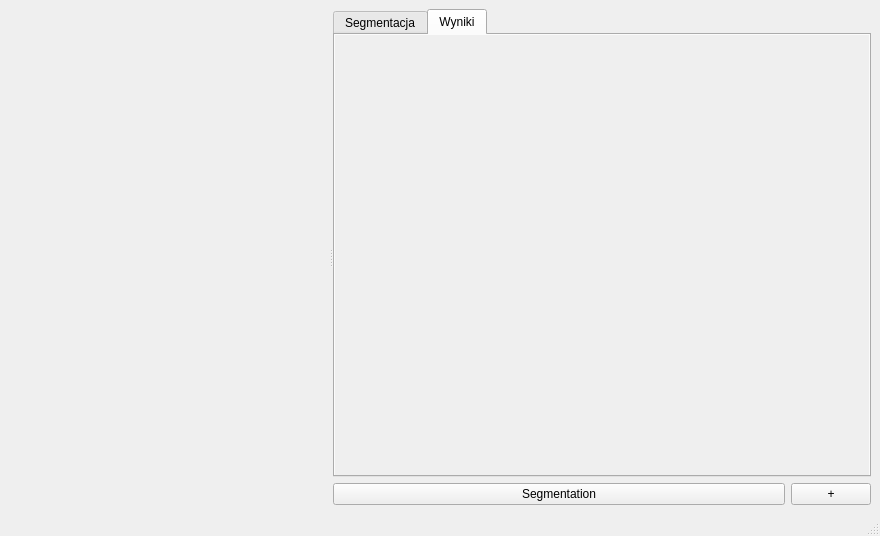
The window that src/SokarUi/SegmentationWindow.ui (jedrzejowski/sokar-app) describes before a commit, drawn with Qt 5.
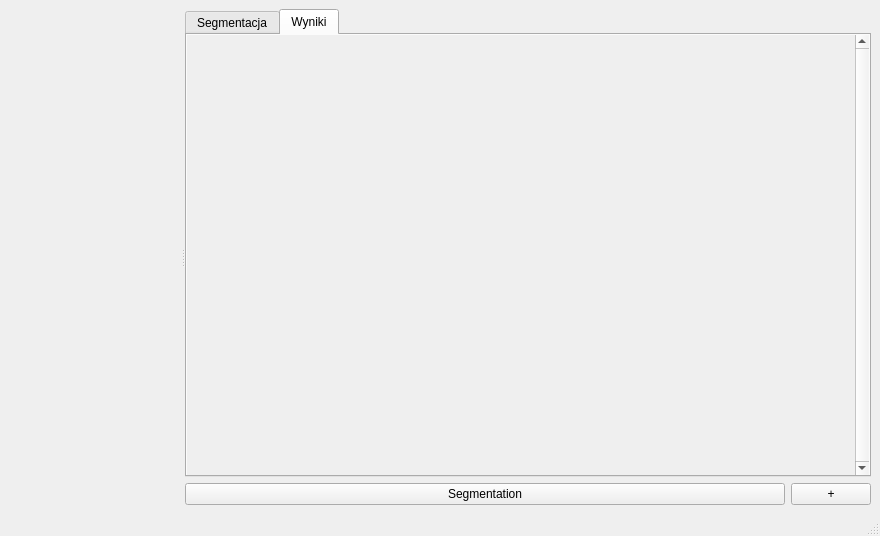
The same window after the commit. The open tabs and pages were chosen to show the change. Custom widgets are drawn as their Qt base class.

```diff
--- a/src/SokarUi/SegmentationWindow.ui
+++ b/src/SokarUi/SegmentationWindow.ui
@@ -25,6 +25,12 @@
        <layout class="QVBoxLayout" name="verticalLayout">
         <item>
          <widget class="QTabWidget" name="tabWidget">
+          <property name="minimumSize">
+           <size>
+            <width>400</width>
+            <height>0</height>
+           </size>
+          </property>
           <property name="styleSheet">
            <string notr="true"/>
           </property>
@@ -86,6 +92,9 @@
            <property name="lineWidth">
             <number>0</number>
            </property>
+           <property name="verticalScrollBarPolicy">
+            <enum>Qt::ScrollBarAlwaysOn</enum>
+           </property>
            <property name="horizontalScrollBarPolicy">
             <enum>Qt::ScrollBarAlwaysOff</enum>
            </property>
@@ -103,7 +112,7 @@
              <rect>
               <x>0</x>
               <y>0</y>
-              <width>557</width>
+              <width>667</width>
               <height>392</height>
              </rect>
             </property>
```
Left out of the diff: 11 changed lines with no effect on the pictures.
